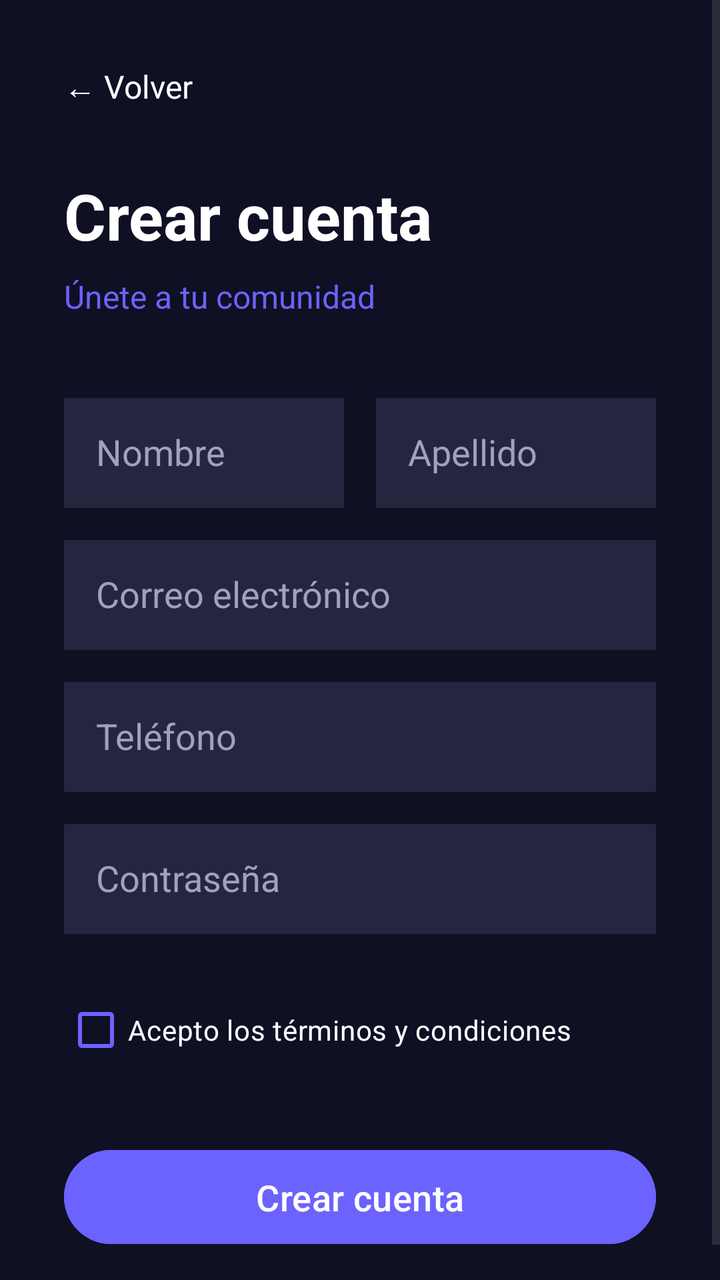
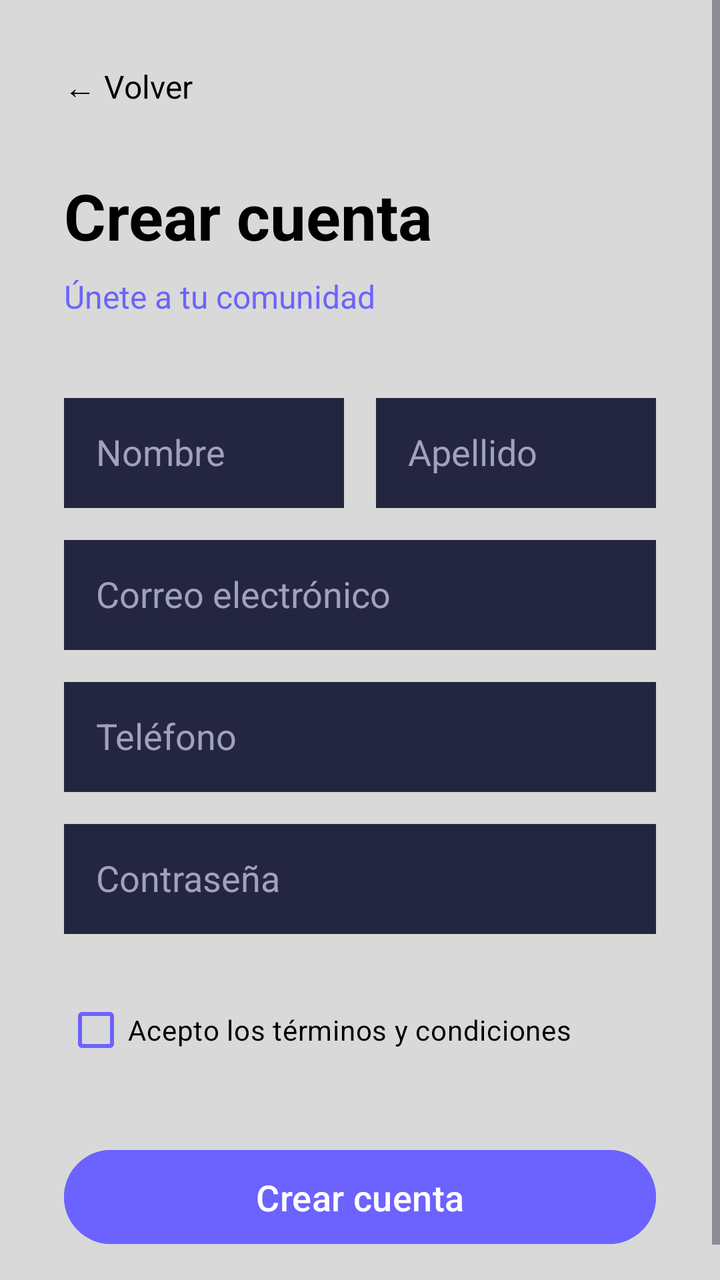

Before-and-after screenshots of an Android layout around one commit, followed by the original layout XML and the change that was made.
<!-- AndroidManifest.xml: application theme Theme.EventosComunitarios -->
<!-- res/layout/activity_register.xml -->
<?xml version="1.0" encoding="utf-8"?>
<androidx.constraintlayout.widget.ConstraintLayout
    xmlns:android="http://schemas.android.com/apk/res/android"
    xmlns:app="http://schemas.android.com/apk/res-auto"
    xmlns:tools="http://schemas.android.com/tools"
    android:id="@+id/main"
    android:layout_width="match_parent"
    android:layout_height="match_parent"
    android:background="#0F1024"
    tools:context=".views.activity_register">

    <ScrollView
        android:layout_width="0dp"
        android:layout_height="0dp"
        app:layout_constraintTop_toTopOf="parent"
        app:layout_constraintBottom_toBottomOf="parent"
        app:layout_constraintStart_toStartOf="parent"
        app:layout_constraintEnd_toEndOf="parent">

        <LinearLayout
            android:layout_width="match_parent"
            android:layout_height="wrap_content"
            android:orientation="vertical"
            android:padding="32dp">

            <LinearLayout
                android:layout_width="wrap_content"
                android:layout_height="wrap_content"
                android:orientation="horizontal"
                android:gravity="center_vertical"
                android:layout_marginBottom="32dp">

                <TextView
                    android:id="@+id/tvBack"
                    android:layout_width="wrap_content"
                    android:layout_height="wrap_content"
                    android:text="← Volver"
                    android:textColor="#FFFFFF"
                    android:textSize="16sp"/>
            </LinearLayout>

            <TextView
                android:id="@+id/tvRegisterTitle"
                android:layout_width="wrap_content"
                android:layout_height="wrap_content"
                android:text="Crear cuenta"
                android:textColor="#FFFFFF"
                android:textSize="32sp"
                android:textStyle="bold"
                android:layout_marginBottom="8dp"/>

            <TextView
                android:id="@+id/tvRegisterSubtitle"
                android:layout_width="wrap_content"
                android:layout_height="wrap_content"
                android:text="Únete a tu comunidad"
                android:textColor="#6C63FF"
                android:textSize="16sp"
                android:layout_marginBottom="40dp"/>

            <LinearLayout
                android:layout_width="match_parent"
                android:layout_height="wrap_content"
                android:orientation="horizontal"
                android:layout_marginBottom="16dp">

                <EditText
                    android:id="@+id/etFirstName"
                    android:layout_width="0dp"
                    android:layout_height="55dp"
                    android:layout_weight="1"
                    android:hint="Nombre"
                    android:textColor="#FFFFFF"
                    android:textColorHint="#A0A0C0"
                    android:background="#24253F"
                    android:padding="16dp"
                    android:layout_marginEnd="8dp"/>

                <EditText
                    android:id="@+id/etLastName"
                    android:layout_width="0dp"
                    android:layout_height="55dp"
                    android:layout_weight="1"
                    android:hint="Apellido"
                    android:textColor="#FFFFFF"
                    android:textColorHint="#A0A0C0"
                    android:background="#24253F"
                    android:padding="16dp"
                    android:layout_marginStart="8dp"/>

            </LinearLayout>

            <EditText
                android:id="@+id/etEmailRegister"
                android:layout_width="match_parent"
                android:layout_height="55dp"
                android:hint="Correo electrónico"
                android:textColor="#FFFFFF"
                android:textColorHint="#A0A0C0"
                android:background="#24253F"
                android:padding="16dp"
                android:layout_marginBottom="16dp"
                android:inputType="textEmailAddress"/>

            <EditText
                android:id="@+id/etPhone"
                android:layout_width="match_parent"
                android:layout_height="55dp"
                android:hint="Teléfono"
                android:textColor="#FFFFFF"
                android:textColorHint="#A0A0C0"
                android:background="#24253F"
                android:padding="16dp"
                android:layout_marginBottom="16dp"
                android:inputType="phone"/>

            <EditText
                android:id="@+id/etPasswordRegister"
                android:layout_width="match_parent"
                android:layout_height="55dp"
                android:hint="Contraseña"
                android:textColor="#FFFFFF"
                android:textColorHint="#A0A0C0"
                android:background="#24253F"
                android:padding="16dp"
                android:layout_marginBottom="24dp"
                android:inputType="textPassword"/>

            <CheckBox
                android:id="@+id/cbTerms"
                android:layout_width="wrap_content"
                android:layout_height="wrap_content"
                android:text="Acepto los términos y condiciones"
                android:textColor="#FFFFFF"
                android:buttonTint="#6C63FF"
                android:layout_marginBottom="32dp"/>

            <Button
                android:id="@+id/btnRegister"
                android:layout_width="match_parent"
                android:layout_height="55dp"
                android:text="Crear cuenta"
                android:textAllCaps="false"
                android:textSize="18sp"
                android:textColor="#FFFFFF"
                android:backgroundTint="#6C63FF"/>

        </LinearLayout>

    </ScrollView>

</androidx.constraintlayout.widget.ConstraintLayout>
<!-- resources referenced by this layout -->
<resources>
  <style name="Theme.EventosComunitarios" parent="Base.Theme.EventosComunitarios" />
  <style name="Base.Theme.EventosComunitarios" parent="Theme.Material3.DayNight.NoActionBar">
          
          
      </style>
</resources>

<!-- the commit's change to res/layout/activity_register.xml (unified diff, before → after) -->
@@ -6,7 +6,7 @@
     android:id="@+id/main"
     android:layout_width="match_parent"
     android:layout_height="match_parent"
-    android:background="#0F1024"
+    android:background="#D9D9D9"
     tools:context=".views.activity_register">
 
     <ScrollView
@@ -35,7 +35,7 @@
                     android:layout_width="wrap_content"
                     android:layout_height="wrap_content"
                     android:text="← Volver"
-                    android:textColor="#FFFFFF"
+                    android:textColor="#000000"
                     android:textSize="16sp"/>
             </LinearLayout>
 
@@ -44,7 +44,7 @@
                 android:layout_width="wrap_content"
                 android:layout_height="wrap_content"
                 android:text="Crear cuenta"
-                android:textColor="#FFFFFF"
+                android:textColor="#000000"
                 android:textSize="32sp"
                 android:textStyle="bold"
                 android:layout_marginBottom="8dp"/>
@@ -131,7 +131,7 @@
                 android:layout_width="wrap_content"
                 android:layout_height="wrap_content"
                 android:text="Acepto los términos y condiciones"
-                android:textColor="#FFFFFF"
+                android:textColor="#000000"
                 android:buttonTint="#6C63FF"
                 android:layout_marginBottom="32dp"/>
 
